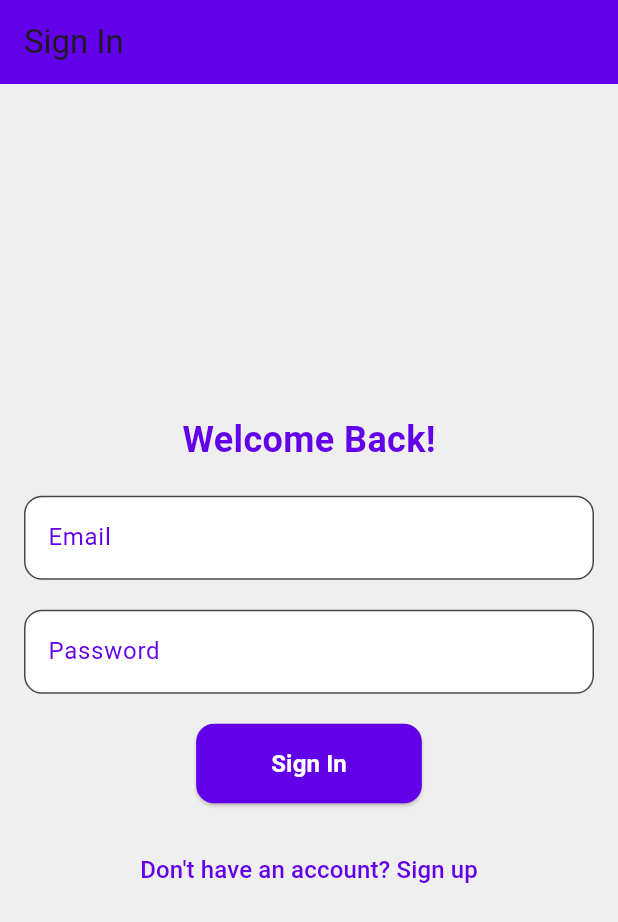
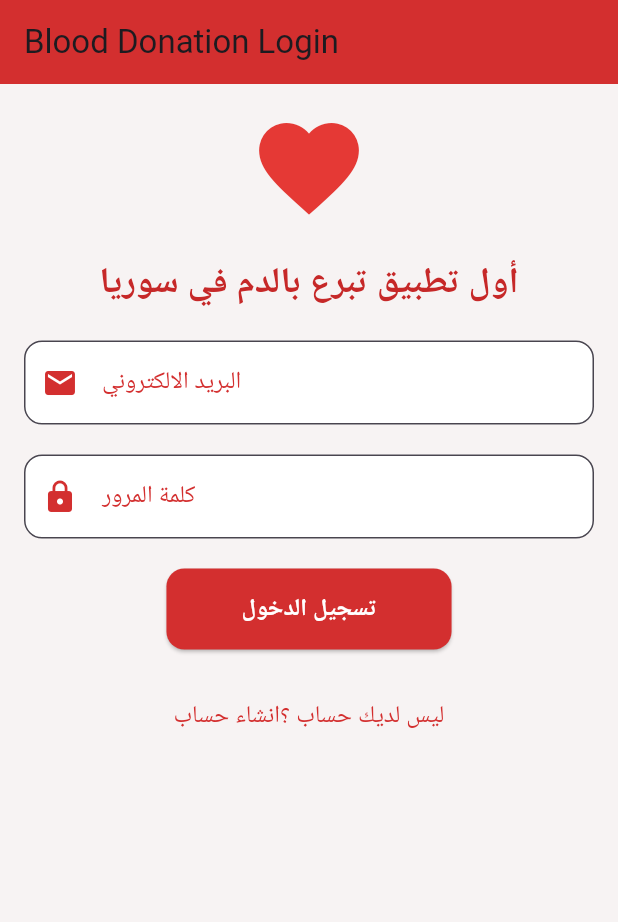
Before and after one commit to Mo963syr/Blood-bridge-app, a Flutter app: the screen it shows after launch, on a phone screen of 412 x 824 dp. Shown: the top 922 px of the screen. Run offline on Flutter 3.47's test engine with Material 3 defaults, Android fonts, the phone set to English and light mode, and no system bars; our stand-ins replace image_picker.

Commit message:
sign_in_format

```diff
--- a/frontend/lib/signin_page.dart
+++ b/frontend/lib/signin_page.dart
@@ -2,7 +2,8 @@ import 'package:flutter/material.dart';
 import 'package:http/http.dart' as http;
 import 'dart:convert';
 import 'signup_page.dart'; // تأكد من أنك قد أضفت صفحة SignupPage
-import 'package:frontend/home_page.dart';
+import 'home_page.dart';
+
 class SigninPage extends StatefulWidget {
   @override
   _SigninPageState createState() => _SigninPageState();
@@ -26,7 +27,8 @@ Future<void> signin() async {
       final responseData = jsonDecode(response.body);
       print(responseData['message']);
 
-    if (response.statusCode == 200 && responseData['message'] == 'Sign in successful') {
+      if (response.statusCode == 200 &&
+          responseData['message'] == 'Sign in successful') {
         ScaffoldMessenger.of(context).showSnackBar(
           SnackBar(content: Text('تم تسجيل الدخول بنجاح')),
         );
@@ -53,60 +55,67 @@ Future<void> signin() async {
     }
   }
 
-
   @override
   Widget build(BuildContext context) {
     return Scaffold(
-      backgroundColor: Color(0xFFEFEFEF), // Background color
+      backgroundColor: Color(0xFFF7F3F3), // لون خلفية هادئ
       appBar: AppBar(
-        title: Text('Sign In'),
-        backgroundColor: Color(0xFF6200EA), // AppBar color
+        title: Text('Blood Donation Login'),
+        backgroundColor: Colors.red[700], // لون AppBar يعبر عن التبرع بالدم
       ),
-      body: Padding(
+      body: SingleChildScrollView(
+        child: Padding(
           padding: const EdgeInsets.all(16.0),
           child: Column(
             mainAxisAlignment: MainAxisAlignment.center,
             children: [
+              Icon(Icons.favorite,
+                  size: 80, color: Colors.red[600]), // أيقونة قلب
+              SizedBox(height: 20),
               Text(
-              'Welcome Back!',
+                'أول تطبيق تبرع بالدم في سوريا',
                 style: TextStyle(
                   fontSize: 24,
                   fontWeight: FontWeight.bold,
-                color: Color(0xFF6200EA), // Primary color
+                  color: Colors.red[800], // لون نص يعبر عن الحماس للتبرع
                 ),
               ),
               SizedBox(height: 20),
               TextField(
                 controller: _emailController,
                 decoration: InputDecoration(
-                labelText: 'Email',
-                labelStyle: TextStyle(color: Color(0xFF6200EA)),
+                  labelText: 'البريد الالكتروني',
+                  labelStyle: TextStyle(color: Colors.red[700]),
                   border: OutlineInputBorder(
                     borderRadius: BorderRadius.circular(12),
                   ),
                   focusedBorder: OutlineInputBorder(
                     borderRadius: BorderRadius.circular(12),
-                  borderSide: BorderSide(color: Color(0xFF6200EA)),
+                    borderSide: BorderSide(color: Colors.red[700]!),
                   ),
                   fillColor: Colors.white,
                   filled: true,
+                  prefixIcon: Icon(Icons.email,
+                      color: Colors.red[700]), // أيقونة البريد
                 ),
               ),
               SizedBox(height: 20),
               TextField(
                 controller: _passwordController,
                 decoration: InputDecoration(
-                labelText: 'Password',
-                labelStyle: TextStyle(color: Color(0xFF6200EA)),
+                  labelText: 'كلمة المرور ',
+                  labelStyle: TextStyle(color: Colors.red[700]),
                   border: OutlineInputBorder(
                     borderRadius: BorderRadius.circular(12),
                   ),
                   focusedBorder: OutlineInputBorder(
                     borderRadius: BorderRadius.circular(12),
-                  borderSide: BorderSide(color: Color(0xFF6200EA)),
+                    borderSide: BorderSide(color: Colors.red[700]!),
                   ),
                   fillColor: Colors.white,
                   filled: true,
+                  prefixIcon:
+                      Icon(Icons.lock, color: Colors.red[700]), // أيقونة القفل
                 ),
                 obscureText: true,
               ),
@@ -114,14 +123,14 @@ Future<void> signin() async {
               ElevatedButton(
                 onPressed: signin,
                 style: ElevatedButton.styleFrom(
-                backgroundColor: Color(0xFF6200EA), // Button color
+                  backgroundColor: Colors.red[700], // لون الزر الأساسي
                   shape: RoundedRectangleBorder(
                     borderRadius: BorderRadius.circular(12),
                   ),
                   padding: EdgeInsets.symmetric(horizontal: 50, vertical: 15),
                 ),
                 child: Text(
-                'Sign In',
+                  'تسجيل الدخول',
                   style: TextStyle(
                     color: Colors.white,
                     fontSize: 16,
@@ -138,9 +147,9 @@ Future<void> signin() async {
                   );
                 },
                 child: Text(
-                'Don\'t have an account? Sign up',
+                  'ليس لديك حساب ؟انشاء حساب',
                   style: TextStyle(
-                  color: Color(0xFF6200EA),
+                    color: Colors.red[700],
                     fontSize: 16,
                   ),
                 ),
@@ -148,6 +157,7 @@ Future<void> signin() async {
             ],
           ),
         ),
+      ),
     );
   }
 }
```
Lines whose indentation alone changed are shown as unchanged.
